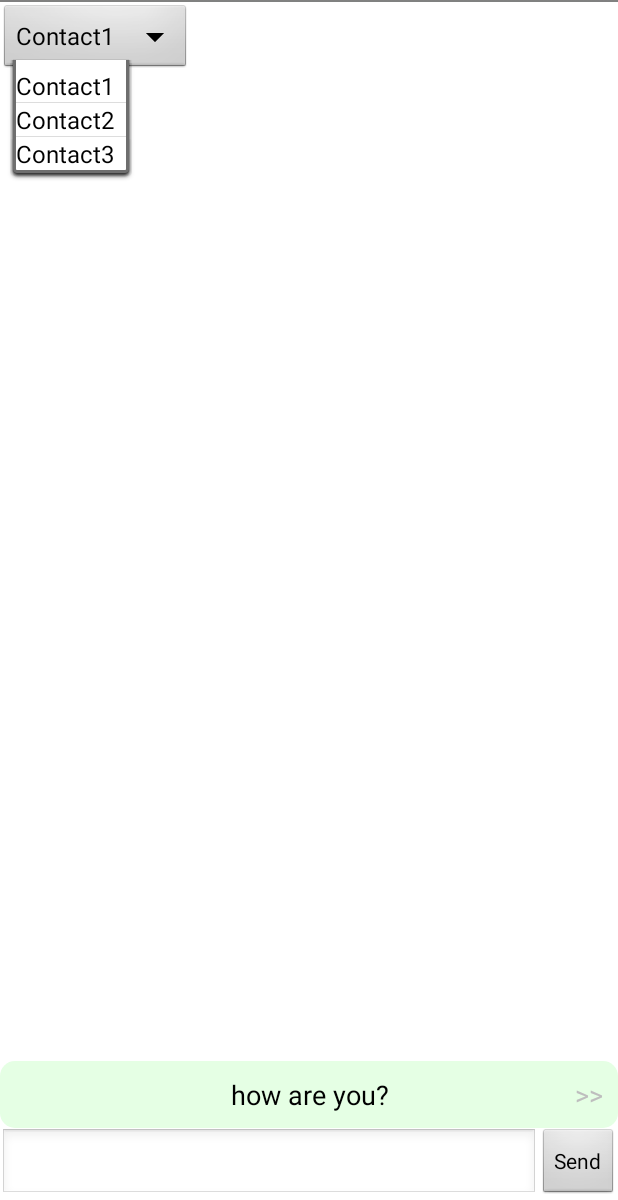
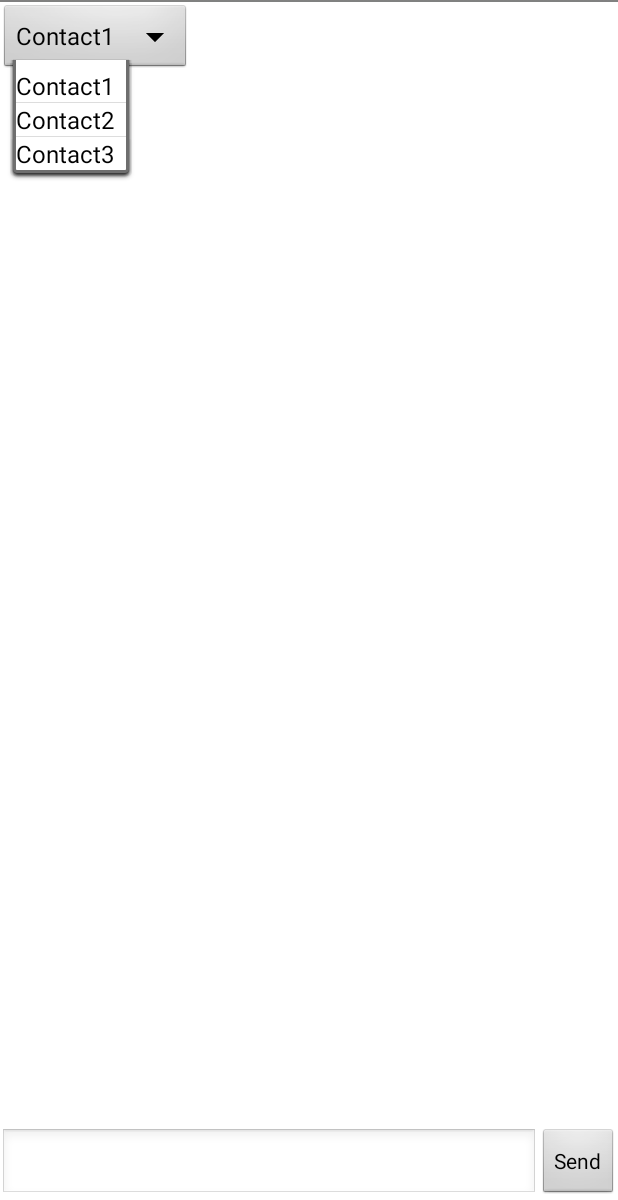
Before and after one commit to ashishonce/ChatApplication, an Android app: the screen it shows after launch (MainActivity), after a tap on "Contact1", on a phone screen of 412 x 824 dp, the part 36-1236 px from its top. Run offline under Robolectric (Android 15) with nearby library versions, the phone set to English and light mode, and no system bars; 4 statements that could not run were skipped.

Commit message:
suggestions

```diff
--- a/app/src/main/java/com/tutorial/chatapps/MainActivity.java
+++ b/app/src/main/java/com/tutorial/chatapps/MainActivity.java
@@ -211,14 +211,6 @@ public class MainActivity extends Activity {
         this.initializeTextSwitcher();
 
         suggestions.setVisibility(LinearLayout.GONE);
-
-        Vector<String> temp = new Vector<String>();
-        temp.add("how are you?");
-        temp.add("I am fine");
-        temp.add("what are you doing today?");
-
-        setSuggestionTextItems(temp);
-        showSuggestions();
     }
 
     public void startRegistrationService(boolean reg, boolean tkr) {
@@ -286,7 +278,7 @@ public class MainActivity extends Activity {
         }
         else
         {
-            //suggestions.setVisibility(LinearLayout.GONE);
+            suggestions.setVisibility(LinearLayout.GONE);
         }
 
 
```
